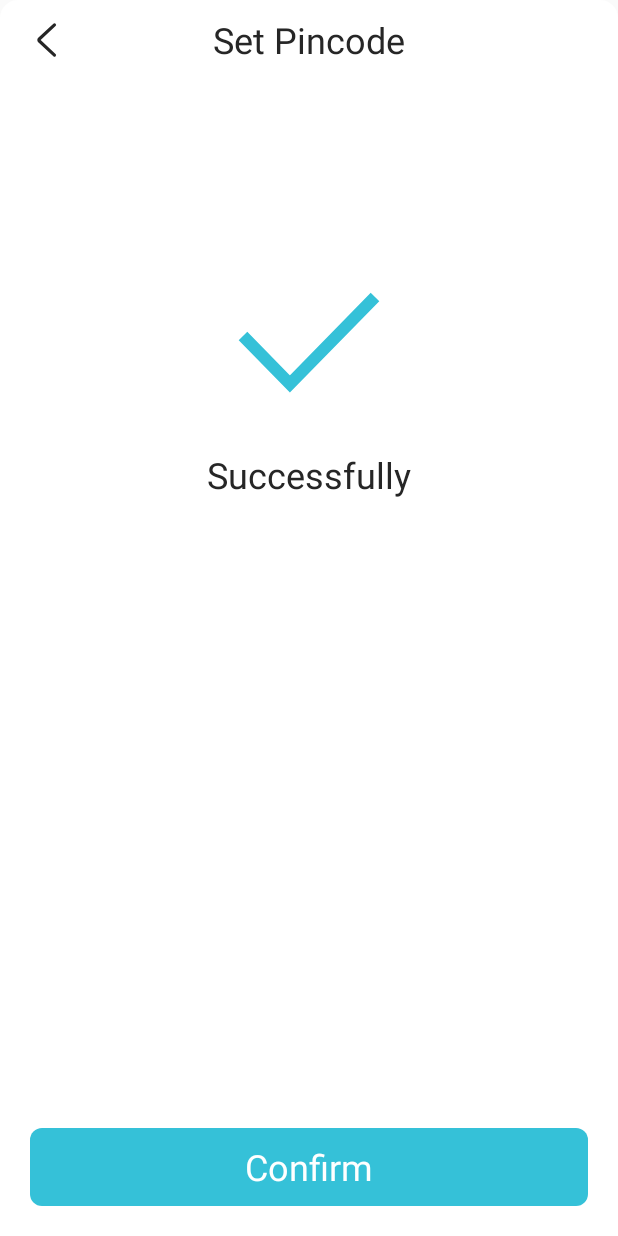
After one commit to Super-NFT/MPCWalletDemo, an Android app: the layout dialog_success_layout.xml on its own in the app's theme, with its tools: preview values and no code run, on a phone screen of 412 x 824 dp. The commit adds this screen. Run offline under Robolectric (Android 15) with nearby library versions, the phone set to English and light mode, and no system bars.

Commit message:
feat: add success dialog

```diff
--- a/app/src/main/java/com/go23wallet/mpcwalletdemo/wallet/SendCoinActivity.kt
+++ b/app/src/main/java/com/go23wallet/mpcwalletdemo/wallet/SendCoinActivity.kt
@@ -75,9 +75,12 @@ class SendCoinActivity : AppCompatActivity() {
             override fun afterTextChanged(s: Editable?) {
                 if (s.isNullOrEmpty()) {
                     binding.tvTotalValue.text = ""
+                    binding.tvInputValue.visibility = View.GONE
                     return
                 }
                 val num = s.toString().toInt()
+                binding.tvInputValue.visibility = View.VISIBLE
+                binding.tvInputValue.text = ""
                 binding.tvTotalValue.text = ""
             }
         })
--- a/app/src/main/java/com/go23wallet/mpcwalletdemo/wallet/WalletActivity.kt
+++ b/app/src/main/java/com/go23wallet/mpcwalletdemo/wallet/WalletActivity.kt
@@ -71,7 +71,6 @@ class WalletActivity : AppCompatActivity() {
             finish()
         }
         binding.icMore.setOnClickListener {
-            settingDialog.setHeight((ScreenUtils.getScreenHeight(this) * 0.8).toInt())
             settingDialog.show(supportFragmentManager, "settingDialog")
         }
 
--- /dev/null
+++ b/app/src/main/res/layout/dialog_success_layout.xml
@@ -0,0 +1,61 @@
+<?xml version="1.0" encoding="utf-8"?>
+<androidx.constraintlayout.widget.ConstraintLayout xmlns:android="http://schemas.android.com/apk/res/android"
+    xmlns:app="http://schemas.android.com/apk/res-auto"
+    android:id="@+id/dialog_setting"
+    android:layout_width="match_parent"
+    android:layout_height="match_parent"
+    android:background="@drawable/shape_top_r12_white">
+
+    <androidx.appcompat.widget.AppCompatImageView
+        android:id="@+id/iv_back"
+        android:layout_width="24dp"
+        android:layout_height="24dp"
+        android:layout_marginStart="20dp"
+        android:src="@drawable/icon_back"
+        app:layout_constraintBottom_toBottomOf="@id/tv_title"
+        app:layout_constraintStart_toStartOf="parent"
+        app:layout_constraintTop_toTopOf="@id/tv_title" />
+
+    <androidx.appcompat.widget.AppCompatTextView
+        android:id="@+id/tv_title"
+        android:layout_width="wrap_content"
+        android:layout_height="wrap_content"
+        android:layout_marginTop="10dp"
+        android:text="@string/set_pin_code"
+        android:textColor="@color/color_262626"
+        android:textSize="24sp"
+        app:layout_constraintEnd_toEndOf="parent"
+        app:layout_constraintStart_toStartOf="parent"
+        app:layout_constraintTop_toTopOf="parent" />
+
+    <androidx.appcompat.widget.AppCompatTextView
+        android:id="@+id/tv_status"
+        android:layout_width="wrap_content"
+        android:layout_height="wrap_content"
+        android:layout_marginTop="135dp"
+        android:drawableTop="@drawable/icon_success"
+        android:drawablePadding="26dp"
+        android:text="@string/successfully"
+        android:textColor="@color/color_262626"
+        android:textSize="24sp"
+        app:layout_constraintEnd_toEndOf="parent"
+        app:layout_constraintStart_toStartOf="parent"
+        app:layout_constraintTop_toBottomOf="@id/tv_title" />
+
+    <androidx.appcompat.widget.AppCompatTextView
+        android:id="@+id/tv_confirm"
+        android:layout_width="0dp"
+        android:layout_height="52dp"
+        android:layout_marginStart="20dp"
+        android:layout_marginEnd="20dp"
+        android:layout_marginBottom="20dp"
+        android:background="@drawable/shape_r8_35c1d8_bg"
+        android:gravity="center"
+        android:text="@string/confirm"
+        android:textColor="@color/white"
+        android:textSize="24sp"
+        app:layout_constraintBottom_toBottomOf="parent"
+        app:layout_constraintEnd_toEndOf="parent"
+        app:layout_constraintStart_toStartOf="parent" />
+
+</androidx.constraintlayout.widget.ConstraintLayout>
```
Also changed, not shown: app/src/main/java/com/go23wallet/mpcwalletdemo/dialog/SettingDialog.kt (+8 -1 lines), app/src/main/java/com/go23wallet/mpcwalletdemo/dialog/SuccessDialog.kt (added, +31 -0 lines), app/src/main/res/layout/activity_send_coin.xml (+38 -12 lines).
